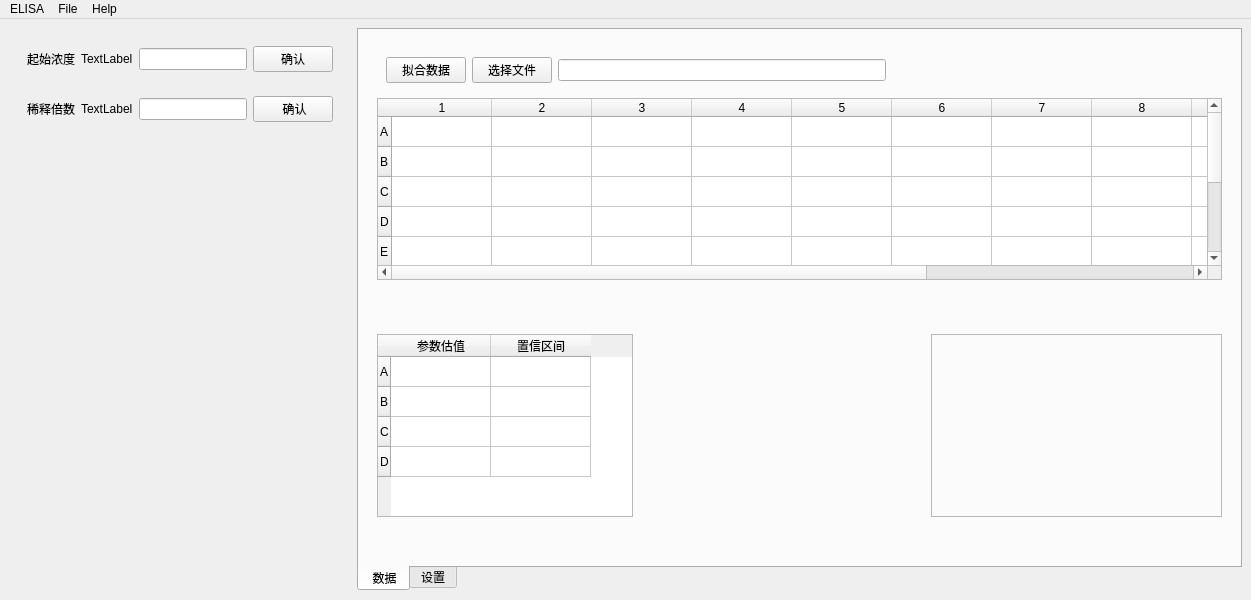
Qt form mainwindow.ui (yanglinsensjtu/ELISAtool) before a commit.
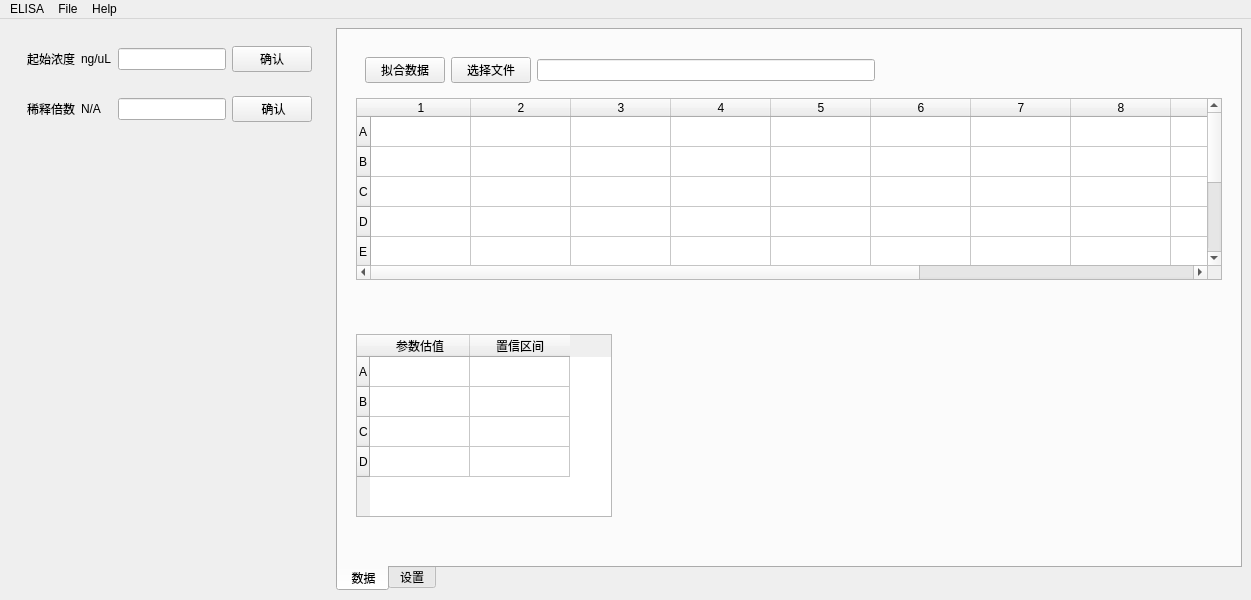
The same form after that commit.

Commit message: add the right click menu for the tablewiget excel

The edit to the form file:
```diff
--- a/mainwindow.ui
+++ b/mainwindow.ui
@@ -43,7 +43,7 @@
           <item>
            <widget class="QLabel" name="display_S_value">
             <property name="text">
-             <string>TextLabel</string>
+             <string>ng/uL</string>
             </property>
            </widget>
           </item>
@@ -58,6 +58,9 @@
             <property name="maxLength">
              <number>32768</number>
             </property>
+            <property name="placeholderText">
+             <string/>
+            </property>
            </widget>
           </item>
           <item>
@@ -83,7 +86,7 @@
           <item>
            <widget class="QLabel" name="display_D_value">
             <property name="text">
-             <string>TextLabel</string>
+             <string>N/A</string>
             </property>
            </widget>
           </item>
@@ -369,22 +372,6 @@
              </property>
             </spacer>
            </item>
-           <item>
-            <widget class="QFrame" name="frame">
-             <property name="sizePolicy">
-              <sizepolicy hsizetype="Expanding" vsizetype="Preferred">
-               <horstretch>0</horstretch>
-               <verstretch>0</verstretch>
-              </sizepolicy>
-             </property>
-             <property name="frameShape">
-              <enum>QFrame::StyledPanel</enum>
-             </property>
-             <property name="frameShadow">
-              <enum>QFrame::Raised</enum>
-             </property>
-            </widget>
-           </item>
           </layout>
          </widget>
         </item>
```
Left out of the diff: 4 changed lines with no effect on the pictures. The commit also changes 2 other files.
